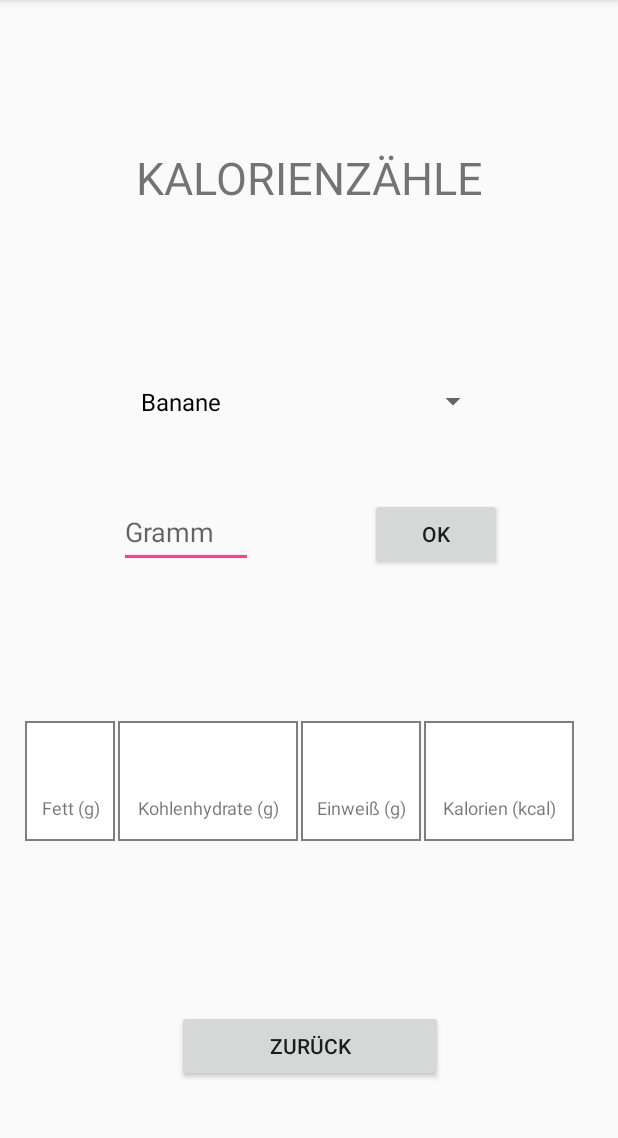
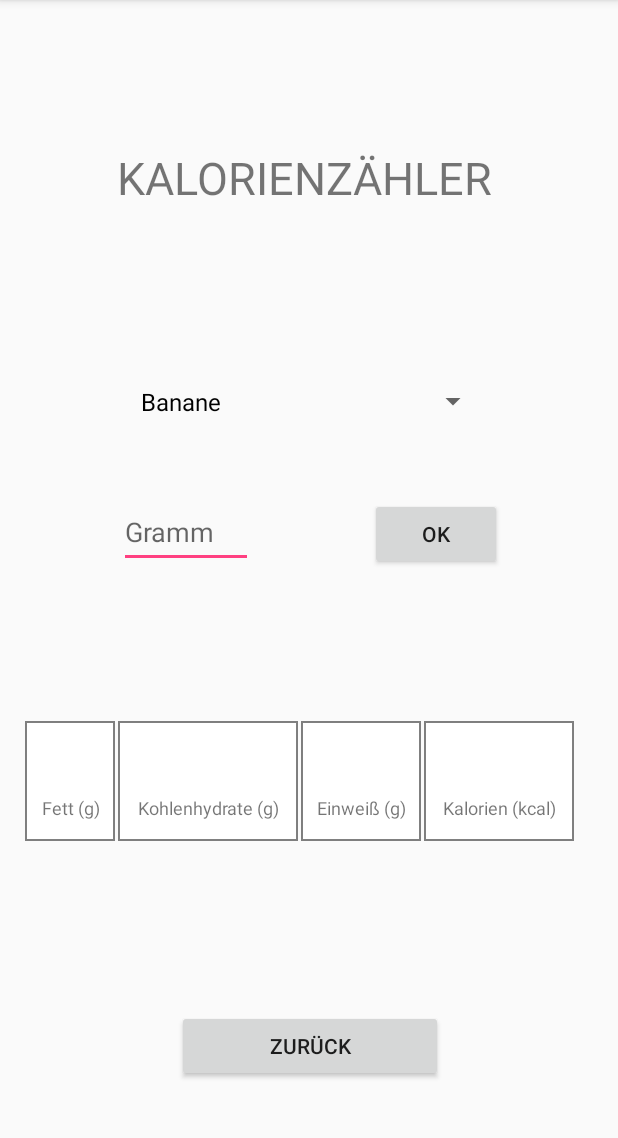
Before and after one commit to Schnitzelmeister/HCI, an Android app: the CalorieCounterImpl screen opened directly, with no data from a screen before it, on a phone screen of 412 x 824 dp, the part 84-1222 px from its top. Run offline under Robolectric (Android 15) with nearby library versions, the phone set to English and light mode, and no system bars.

Commit message:
Kommentierung_+_kleinere_Ausbesserungen

```diff
--- a/app/src/main/java/com/example/uniwien/gesunderleben/Footer.java
+++ b/app/src/main/java/com/example/uniwien/gesunderleben/Footer.java
@@ -48,13 +48,13 @@ public class Footer extends Fragment implements View.OnClickListener {
             }
 
             case R.id.imageButtonTagesbedarf: {
-                Intent intent = new Intent(getActivity(), DailyCalorieRequirementImpl.class);
+                Intent intent = new Intent(getActivity(), CalorieCounterImpl.class);
                 startActivity(intent);
                 break;
             }
 
             case R.id.imageButtonKalorienzaehler: {
-                Intent intent = new Intent(getActivity(), CalorieCounterImpl.class);
+                Intent intent = new Intent(getActivity(), DailyCalorieRequirementImpl.class);
                 startActivity(intent);
                 break;
             }
--- a/app/src/main/res/layout/calorie_counter.xml
+++ b/app/src/main/res/layout/calorie_counter.xml
@@ -8,7 +8,7 @@
 
     <TextView
         android:id="@+id/header_calorie_counter"
-        android:layout_width="240dp"
+        android:layout_width="270dp"
         android:layout_height="35dp"
         android:layout_marginBottom="8dp"
         android:layout_marginEnd="8dp"
@@ -20,7 +20,6 @@
         android:textAlignment="center"
         android:textSize="30sp"
         app:layout_constraintBottom_toBottomOf="parent"
-        app:layout_constraintHorizontal_bias="0.502"
         app:layout_constraintLeft_toLeftOf="parent"
         app:layout_constraintRight_toRightOf="parent"
         app:layout_constraintTop_toTopOf="parent"
```
Also changed, not shown: app/src/main/java/com/example/uniwien/gesunderleben/mainFunctions/BurnedCalorieCalculatorImpl.java (+18 -1 lines), app/src/main/java/com/example/uniwien/gesunderleben/mainFunctions/CalorieCounterImpl.java (+17 -1 lines), app/src/main/java/com/example/uniwien/gesunderleben/mainFunctions/DailyCalorieRequirementImpl.java (+21 -1 lines), app/src/main/java/com/example/uniwien/gesunderleben/mainFunctions/Database.java (+27 -1 lines), 1 other file.
